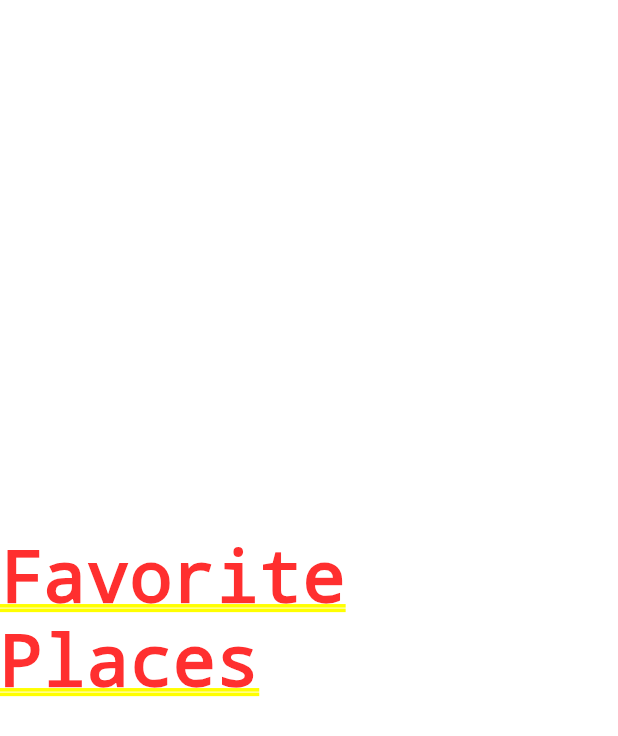
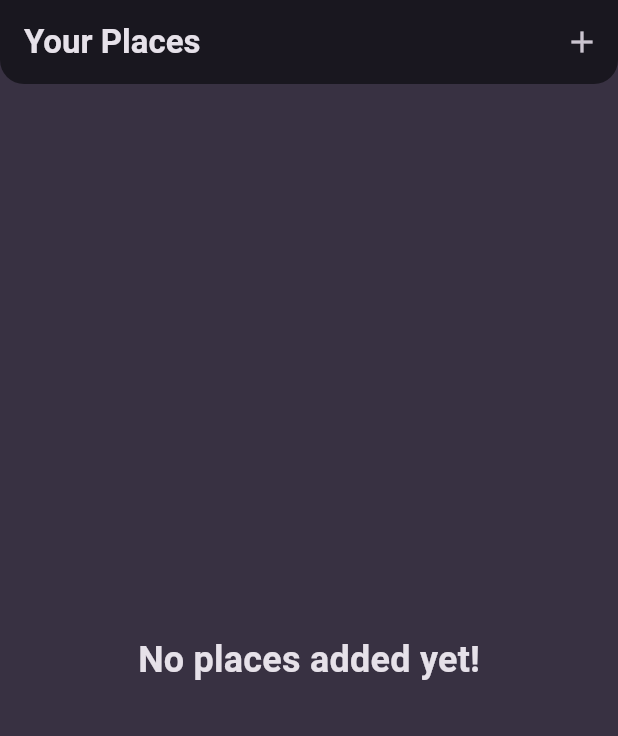
Before and after one commit to Satin3737/flutter_favorite_places_app, a Flutter app: the screen it shows after launch, on a phone screen of 412 x 824 dp. Shown: the top 736 px of the screen. Run offline on Flutter 3.47's test engine with Material 3 defaults, Android fonts, the phone set to English and light mode, and no system bars; our stand-ins replace flutter_riverpod, google_fonts.

Commit message:
Added basic app structure with global state

```diff
--- a/lib/main.dart
+++ b/lib/main.dart
@@ -1,33 +1,9 @@
 import 'package:flutter/material.dart';
-import 'package:google_fonts/google_fonts.dart';
+import 'package:flutter_favorite_places_app/screens/places_screen.dart';
+import 'package:flutter_favorite_places_app/theme.dart';
+import 'package:flutter_riverpod/flutter_riverpod.dart';
 
-final colorScheme = ColorScheme.fromSeed(
-  brightness: Brightness.dark,
-  seedColor: const Color.fromARGB(255, 102, 6, 247),
-  surface: const Color.fromARGB(255, 56, 49, 66),
-);
-
-final theme = ThemeData().copyWith(
-  scaffoldBackgroundColor: colorScheme.onSurface,
-  colorScheme: colorScheme,
-  textTheme: GoogleFonts.ubuntuCondensedTextTheme().copyWith(
-    titleSmall: GoogleFonts.ubuntuCondensed(
-      fontWeight: FontWeight.bold,
-    ),
-    titleMedium: GoogleFonts.ubuntuCondensed(
-      fontWeight: FontWeight.bold,
-    ),
-    titleLarge: GoogleFonts.ubuntuCondensed(
-      fontWeight: FontWeight.bold,
-    ),
-  ),
-);
-
-void main() {
-  runApp(
-    const MyApp(),
-  );
-}
+void main() => runApp(const ProviderScope(child: MyApp()));
 
 class MyApp extends StatelessWidget {
   const MyApp({super.key});
@@ -36,10 +12,9 @@ class MyApp extends StatelessWidget {
   Widget build(BuildContext context) {
     return MaterialApp(
       title: 'Favorite Places',
+      debugShowCheckedModeBanner: false,
       theme: theme,
-      home: Center(
-        child: Text('Favorite Places'),
-      ),
+      home: const PlacesScreen(),
     );
   }
 }
--- /dev/null
+++ b/lib/models/place.dart
@@ -0,0 +1,10 @@
+import 'package:uuid/uuid.dart';
+
+const uuid = Uuid();
+
+class Place {
+  Place({required this.title}) : id = uuid.v4();
+
+  final String id;
+  final String title;
+}
--- /dev/null
+++ b/lib/screens/places_screen.dart
@@ -0,0 +1,29 @@
+import 'package:flutter/material.dart';
+import 'package:flutter_favorite_places_app/screens/add_place_screen.dart';
+import 'package:flutter_favorite_places_app/widgets/places_list.dart';
+
+class PlacesScreen extends StatelessWidget {
+  const PlacesScreen({super.key});
+
+  @override
+  Widget build(BuildContext context) {
+    void addPlace() {
+      Navigator.of(context).push(
+        MaterialPageRoute(builder: (ctx) => AddPlaceScreen()),
+      );
+    }
+
+    return Scaffold(
+      appBar: AppBar(
+        title: const Text('Your Places'),
+        actions: [
+          IconButton(
+            icon: const Icon(Icons.add),
+            onPressed: addPlace,
+          ),
+        ],
+      ),
+      body: const PlacesList(),
+    );
+  }
+}
--- /dev/null
+++ b/lib/theme.dart
@@ -0,0 +1,33 @@
+import 'package:flutter/material.dart';
+import 'package:google_fonts/google_fonts.dart';
+
+final colorScheme = ColorScheme.fromSeed(
+  brightness: Brightness.dark,
+  seedColor: const Color.fromARGB(255, 102, 6, 247),
+  surface: const Color.fromARGB(255, 56, 49, 66),
+);
+
+final theme = ThemeData().copyWith(
+  scaffoldBackgroundColor: colorScheme.surface,
+  colorScheme: colorScheme,
+  appBarTheme: const AppBarTheme(
+    backgroundColor: Colors.black,
+    shape: RoundedRectangleBorder(
+      borderRadius: BorderRadius.vertical(
+        bottom: Radius.circular(16),
+      ),
+    ),
+    elevation: 8,
+  ),
+  textTheme: GoogleFonts.ubuntuCondensedTextTheme().copyWith(
+    titleSmall: GoogleFonts.ubuntuCondensed(
+      fontWeight: FontWeight.bold,
+    ),
+    titleMedium: GoogleFonts.ubuntuCondensed(
+      fontWeight: FontWeight.bold,
+    ),
+    titleLarge: GoogleFonts.ubuntuCondensed(
+      fontWeight: FontWeight.bold,
+    ),
+  ),
+);
--- /dev/null
+++ b/lib/widgets/places_list.dart
@@ -0,0 +1,99 @@
+import 'package:flutter/material.dart';
+import 'package:flutter_favorite_places_app/models/place.dart';
+import 'package:flutter_favorite_places_app/providers/places_provider.dart';
+import 'package:flutter_favorite_places_app/screens/place_details_screen.dart';
+import 'package:flutter_riverpod/flutter_riverpod.dart';
+
+class PlacesList extends ConsumerWidget {
+  const PlacesList({super.key});
+
+  @override
+  Widget build(BuildContext context, WidgetRef ref) {
+    final places = ref.watch(placesProvider);
+    final notifiers = ref.watch(placesProvider.notifier);
+
+    final theme = Theme.of(context);
+    final screenHeight = MediaQuery.of(context).size.height;
+    final appBarHeight = AppBar().preferredSize.height;
+    final availableHeight = screenHeight - appBarHeight;
+
+    void openPlaceDetails(Place place) {
+      Navigator.of(context).push(
+        MaterialPageRoute(builder: (ctx) => PlaceDetailsScreen(place: place)),
+      );
+    }
+
+    void onRemove(Place place, int index) {
+      notifiers.removePlace(place);
+
+      ScaffoldMessenger.of(context).clearSnackBars();
+      ScaffoldMessenger.of(context).showSnackBar(
+        SnackBar(
+          content: Text('${place.title} removed'),
+          action: SnackBarAction(
+            label: 'UNDO',
+            onPressed: () {
+              notifiers.revertPlaceRemoval(place, index);
+            },
+          ),
+        ),
+      );
+    }
+
+    return AnimatedCrossFade(
+      duration: const Duration(milliseconds: 500),
+      crossFadeState:
+          places.isEmpty ? CrossFadeState.showFirst : CrossFadeState.showSecond,
+      firstChild: SizedBox(
+        height: availableHeight,
+        child: Center(
+          child: Text(
+            'No places added yet!',
+            style: theme.textTheme.titleMedium!.copyWith(
+              fontSize: 24,
+              color: theme.colorScheme.onSurface,
+            ),
+          ),
+        ),
+      ),
+      secondChild: SizedBox(
+        height: availableHeight,
+        child: ListView.builder(
+          itemCount: places.length,
+          itemBuilder: (ctx, index) => Dismissible(
+            key: ValueKey(places[index]),
+            onDismissed: (_) => onRemove(places[index], index),
+            background: Container(
+              color: Colors.redAccent,
+              alignment: Alignment.centerRight,
+              padding: const EdgeInsets.only(right: 16),
+              child: Icon(
+                Icons.delete,
+                size: 32,
+                color: theme.colorScheme.onSurface,
+              ),
+            ),
+            child: ListTile(
+              minLeadingWidth: 24,
+              horizontalTitleGap: 24,
+              minVerticalPadding: 0,
+              minTileHeight: 0,
+              contentPadding: const EdgeInsets.symmetric(
+                horizontal: 16,
+                vertical: 16,
+              ),
+              title: Text(
+                places[index].title,
+                style: theme.textTheme.titleMedium!.copyWith(
+                  fontSize: 20,
+                  color: theme.colorScheme.onSurface,
+                ),
+              ),
+              onTap: () => openPlaceDetails(places[index]),
+            ),
+          ),
+        ),
+      ),
+    );
+  }
+}
--- a/pubspec.yaml
+++ b/pubspec.yaml
@@ -37,6 +37,7 @@ dependencies:
   google_fonts: ^6.2.1
   flutter_riverpod: ^2.6.1
   riverpod_annotation: ^2.6.1
+  uuid: ^4.5.1
 
 dev_dependencies:
   flutter_test:
```
Also changed, not shown: lib/providers/places_provider.dart (added, +22 -0 lines), lib/screens/add_place_screen.dart (added, +75 -0 lines), lib/screens/place_details_screen.dart (added, +26 -0 lines), pubspec.lock.
